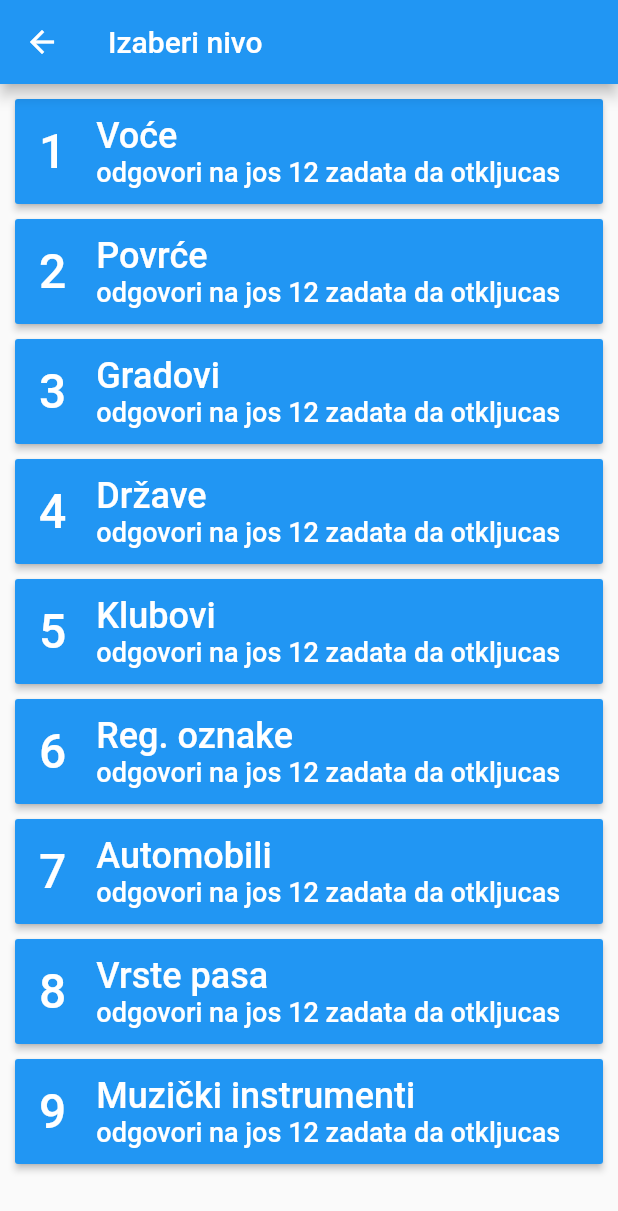
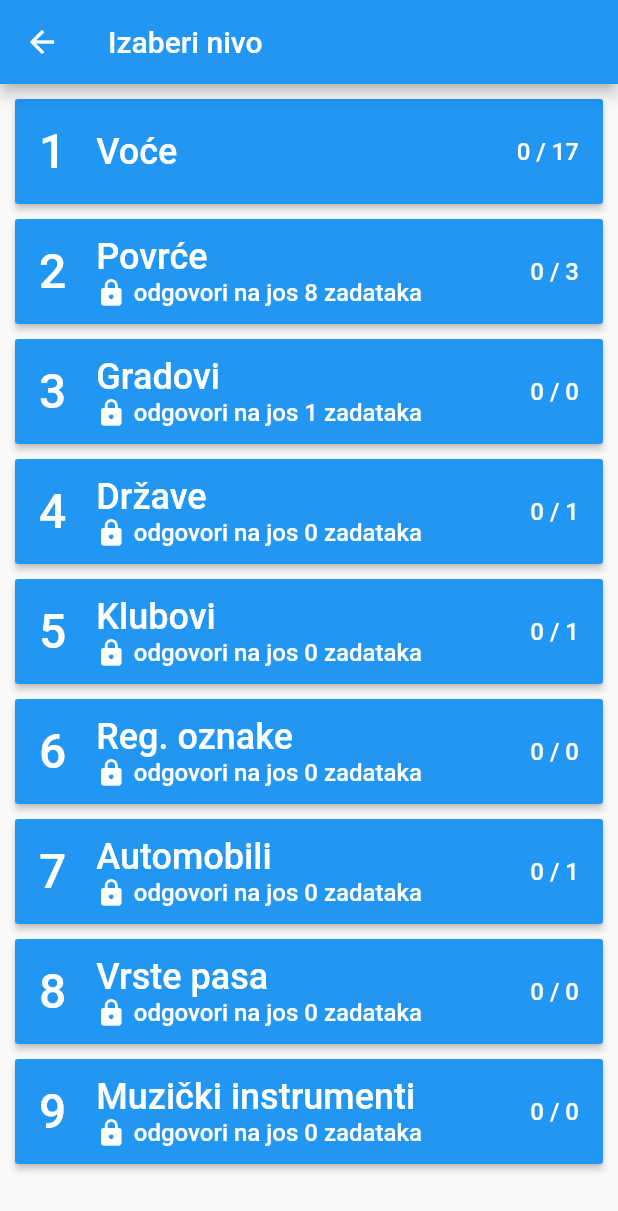
Before and after one commit to milosevic81/picturehunter, a Flutter app: the LevelPage screen opened by its route, on a phone screen of 412 x 824 dp. Shown: the top 1211 px of the screen. Run offline on Flutter 3.47's test engine with Material 2 defaults, Android fonts, the phone set to English and light mode, and no system bars; our stand-ins replace flutter_widget_from_html, shared_preferences; accounts and stored records are empty.

Commit message:
Adding state (persisted)

```diff
--- a/lib/Repo.dart
+++ b/lib/Repo.dart
@@ -1,21 +1,30 @@
 import 'dart:convert';
 
 import 'package:flutter/services.dart';
+import 'package:picturehunter/model/LevelData.dart';
+import 'package:shared_preferences/shared_preferences.dart';
+
+import 'model/QuestionData.dart';
 
 class Repo {
+  static List<LevelData> _levels;
 
-  static List _levels;
+  static SharedPreferences prefs;
 
-  static Future<List> loadAsset() async {
-    _levels = await rootBundle
+  static Future<void> loadAsset() async {
+
+    List levelsJson = await rootBundle
         .loadString('assets/levels.json')
         .then((jsonStr) => jsonDecode(jsonStr));
+    _levels = levelsJson.map((x) => LevelData.fromJson(x)).toList();
+
+    prefs = await SharedPreferences.getInstance();
   }
 
-  static List allLevels() => _levels;
+  static List<LevelData> allLevels() => _levels;
 
-  static Map level(id) => _levels.firstWhere((x) => x["id"] == id);
+  static LevelData level(String id) => _levels.firstWhere((x) => x.id == id);
 
-  static question(levelId, questionId) =>
-      level(levelId)["questions"].firstWhere((x) => x["id"] == questionId);
+  static QuestionData question(String levelId, String questionId) =>
+      level(levelId).questions.firstWhere((x) => x.id == questionId);
 }
--- /dev/null
+++ b/lib/model/LevelData.dart
@@ -0,0 +1,36 @@
+import 'QuestionData.dart';
+
+/// Generated with https://javiercbk.github.io/json_to_dart/
+
+class LevelData {
+  String id;
+  int order;
+  String name;
+  List<QuestionData> questions;
+  final int requiresPct = 50;
+
+  LevelData({this.id, this.order, this.name, this.questions});
+
+  LevelData.fromJson(Map<String, dynamic> json) {
+    id = json['id'];
+    order = json['order'];
+    name = json['name'];
+    if (json['questions'] != null) {
+      questions = new List<QuestionData>();
+      json['questions'].forEach((v) {
+        questions.add(new QuestionData.fromJson(v));
+      });
+    }
+  }
+
+  Map<String, dynamic> toJson() {
+    final Map<String, dynamic> data = new Map<String, dynamic>();
+    data['id'] = this.id;
+    data['order'] = this.order;
+    data['name'] = this.name;
+    if (this.questions != null) {
+      data['questions'] = this.questions.map((v) => v.toJson()).toList();
+    }
+    return data;
+  }
+}
--- /dev/null
+++ b/lib/model/LevelState.dart
@@ -0,0 +1,40 @@
+import 'package:picturehunter/state/StateManager.dart';
+
+import '../Repo.dart';
+
+class LevelState {
+
+  final String levelId;
+  int solved = 0;
+
+  bool isLocked() {
+    final level = Repo.level(levelId);
+    if (level.order == 1) return false;
+    final prevLevel = Repo.allLevels()[level.order - 2];
+    final prevLevelState = StateManager.getLevelState(prevLevel.id);
+    return prevLevelState.solved <= prevLevel.questions.length * level.requiresPct / 100;
+  }
+
+  int remainsToUnlock() {
+    final level = Repo.level(levelId);
+    if (level.order == 1) return 0;
+    final prevLevel = Repo.allLevels()[level.order - 2];
+    final prevLevelState = StateManager.getLevelState(prevLevel.id);
+    return (prevLevel.questions.length * level.requiresPct / 100).toInt() - prevLevelState.solved;
+  }
+
+  LevelState(this.levelId);
+
+  void incrementSolved() {
+    solved += 1;
+  }
+
+  LevelState.fromJson(Map parsed) :
+        levelId = parsed["levelId"],
+        solved = parsed["solved"];
+
+  Map<String, dynamic> toJson() => {
+    "levelId": levelId,
+    "solved": solved
+  };
+}
--- /dev/null
+++ b/lib/model/QuestionData.dart
@@ -0,0 +1,36 @@
+class QuestionData {
+  String id;
+  int order;
+  String title;
+  String image;
+  String thumb;
+  List<String> solutions;
+
+  QuestionData(
+      {this.id,
+        this.order,
+        this.title,
+        this.image,
+        this.thumb,
+        this.solutions});
+
+  QuestionData.fromJson(Map<String, dynamic> json) {
+    id = json['id'];
+    order = json['order'];
+    title = json['title'];
+    image = json['image'];
+    thumb = json['thumb'];
+    solutions = json['solutions'].cast<String>();
+  }
+
+  Map<String, dynamic> toJson() {
+    final Map<String, dynamic> data = new Map<String, dynamic>();
+    data['id'] = this.id;
+    data['order'] = this.order;
+    data['title'] = this.title;
+    data['image'] = this.image;
+    data['thumb'] = this.thumb;
+    data['solutions'] = this.solutions;
+    return data;
+  }
+}
--- /dev/null
+++ b/lib/model/QuestionState.dart
@@ -0,0 +1,35 @@
+import 'package:picturehunter/state/StateManager.dart';
+
+class QuestionState {
+  final String questionId;
+  final String levelId;
+  int attempts = 0;
+  bool solved = false;
+  String solution = "";
+
+  QuestionState(this.levelId, this.questionId);
+
+  void incrementAttempts() {
+    attempts += 1;
+  }
+
+  void setSolution(String text) {
+    this.solved = true;
+    this.solution = text;
+  }
+
+  QuestionState.fromJson(Map parsed)
+      : questionId = parsed["questionId"],
+        levelId = parsed["levelId"],
+        attempts = parsed["attempts"],
+        solved = parsed["solved"],
+        solution = parsed["solution"];
+
+  Map<String, dynamic> toJson() => {
+        "questionId": questionId,
+        "levelId": levelId,
+        "attempts": attempts,
+        "solved": solved,
+        "solution": solution,
+      };
+}
--- a/lib/pages/LevelPage.dart
+++ b/lib/pages/LevelPage.dart
@@ -1,5 +1,7 @@
 import 'package:flutter/cupertino.dart';
 import 'package:flutter/material.dart';
+import 'package:picturehunter/model/LevelData.dart';
+import 'package:picturehunter/state/StateManager.dart';
 
 import '../Repo.dart';
 import 'TaskPage.dart';
@@ -24,7 +26,8 @@ class LevelPage extends StatelessWidget {
     );
   }
 
-  Widget buildLevelButton(context, level) {
+  Widget buildLevelButton(context, LevelData level) {
+    final state = StateManager.getLevelState(level.id);
     return Container(
       margin: EdgeInsets.fromLTRB(10, 10, 10, 0),
       child: ButtonTheme(
@@ -34,25 +37,36 @@ class LevelPage extends StatelessWidget {
           child: Row(
             children: <Widget>[
               Text(
-                '${level["order"]}',
-                style:
-                TextStyle(color: Colors.white, fontSize: 32),
+                '${level.order}',
+                style: TextStyle(color: Colors.white, fontSize: 32),
               ),
-              Container(
+              Expanded(
+                child: Container(
                   margin: EdgeInsets.fromLTRB(20, 0, 0, 0),
                   child: Column(
                     crossAxisAlignment: CrossAxisAlignment.start,
                     children: <Widget>[
                       Text(
-                      '${level["name"]}',
-                      style: TextStyle(
-                          color: Colors.white, fontSize: 24),
+                        '${level.name}',
+                        style: TextStyle(color: Colors.white, fontSize: 24),
                         textAlign: TextAlign.start,
                       ),
+                      Visibility(
+                        visible: state.isLocked(),
+                        child: Row(
+                          children: <Widget>[
+                            Padding(
+                              padding: EdgeInsets.fromLTRB(0, 0, 5, 0),
+                              child: Icon(
+                                Icons.lock,
+                                color: Colors.white,
+                                size: 20,
+                              ),
+                            ),
                             Text(
-                      '${"odgovori na jos 12 zadata da otkljucas"}',
-                      style: TextStyle(
-                          color: Colors.white, fontSize: 18),
+                              '${"odgovori na jos ${state.remainsToUnlock()} zadataka"}',
+                              style:
+                                  TextStyle(color: Colors.white, fontSize: 16),
                               textAlign: TextAlign.start,
                             ),
                           ],
@@ -60,9 +74,28 @@ class LevelPage extends StatelessWidget {
                       ),
                     ],
                   ),
+                ),
+              ),
+              Text(
+                '${state.solved} / ${level.questions.length}',
+                style: TextStyle(color: Colors.white, fontSize: 16),
+              ),
+            ],
+          ),
           onPressed: () {
+            if (state.isLocked()) {
+              return showDialog(
+                context: context,
+                builder: (context) {
+                  return AlertDialog(
+                    content: Icon(Icons.lock,size: 120, color: Colors.orange,),
+                  );
+                }
+              );
+            } else {
               Navigator.pushNamed(context, TaskPage.routeName,
-                arguments: TaskArgs(level["id"]));
+                  arguments: TaskArgs(level.id));
+            }
           },
         ),
       ),
--- /dev/null
+++ b/lib/state/StateManager.dart
@@ -0,0 +1,68 @@
+import 'dart:convert';
+
+import '../Repo.dart';
+import '../model/LevelState.dart';
+import '../model/QuestionState.dart';
+
+class StateManager {
+
+  static Map<String, QuestionState> _questionStates = {};
+  static Map<String, LevelState> _levelStates = {};
+
+  static LevelState getLevelState(String levelId) =>
+      _levelStates.putIfAbsent(levelId, () => _loadOrCreateLevelState(levelId));
+
+  static QuestionState getQuestionState(String levelId, String questionId) =>
+      _questionStates.putIfAbsent(
+          questionId, () => _loadOrCreateQuestionState(levelId, questionId));
+
+  /// Loads a question state from pref or creates a new one
+  static QuestionState _loadOrCreateQuestionState(
+      String levelId, String questionId) {
+    if (Repo.prefs.containsKey(questionId)) {
+      final jsonStr = Repo.prefs.getString(questionId);
+      final Map parsed = json.decode(jsonStr);
+      return QuestionState.fromJson(parsed);
+    }
+    return QuestionState(levelId, questionId);
+  }
+
+  /// Loads a level state from pref or creates a new one
+  static LevelState _loadOrCreateLevelState(String levelId) {
+    if (Repo.prefs.containsKey(levelId)) {
+      final jsonStr = Repo.prefs.getString(levelId);
+      final Map parsed = json.decode(jsonStr);
+      return LevelState.fromJson(parsed);
+    }
+    return LevelState(levelId);
+  }
+
+  static void _storeQuestionState(QuestionState questionState) {
+    Repo.prefs.setString(questionState.questionId, jsonEncode(questionState));
+  }
+
+  static void _storeLevelState(LevelState levelState) {
+    Repo.prefs.setString(levelState.levelId, jsonEncode(levelState));
+  }
+
+  static void incrementQuestionsSolved(String levelId) {
+    final state = getLevelState(levelId);
+    state.incrementSolved();
+    _storeLevelState(state);
+  }
+
+  static void incrementAttempts(String levelId, String questionId) {
+    final state = getQuestionState(levelId, questionId);
+    state.incrementAttempts();
+
+    _storeQuestionState(state);
+  }
+
+  static void setSolution(String levelId, String questionId, String text) {
+    final state = getQuestionState(levelId, questionId);
+    state.setSolution(text);
+
+    _storeQuestionState(state);
+    incrementQuestionsSolved(levelId);
+  }
+}
--- a/pubspec.yaml
+++ b/pubspec.yaml
@@ -27,6 +27,7 @@ dependencies:
   # Project dependencies
   flutter_widget_from_html: ^0.3.2
   provider: ^3.0.0
+  shared_preferences: ^0.5.6
 
 dev_dependencies:
   flutter_test:
```
Also changed, not shown: lib/model/LevelModel.dart (deleted, +0 -55 lines), lib/model/QuestionModel.dart (deleted, +0 -23 lines), lib/pages/QuestionPage.dart (+12 -10 lines), lib/pages/TaskPage.dart (+10 -8 lines), assets/icons/icons8-checked-144.png (deleted), pubspec.lock. Lines whose indentation alone changed are shown as unchanged.
